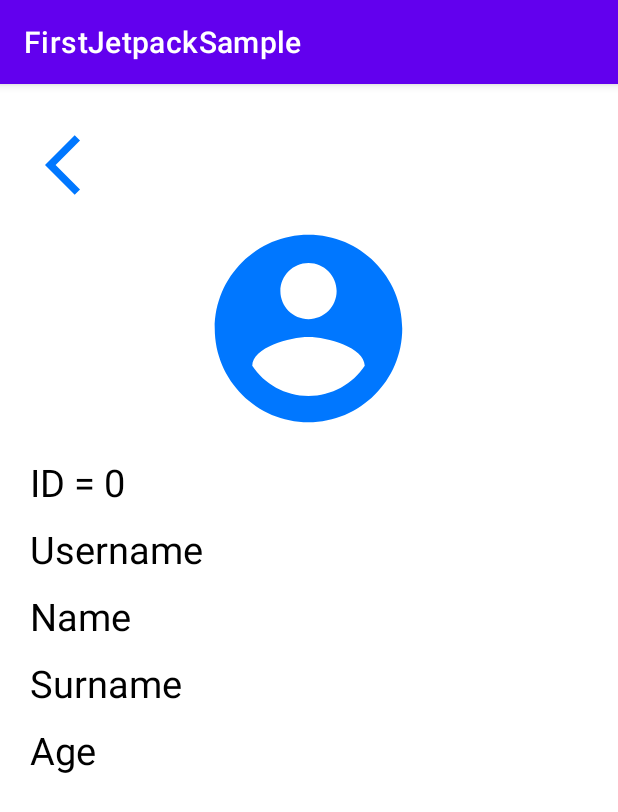
After one commit to Huseynbaba01/JetpackSample, an Android app: the fragment UserDetailFragment shown on its own in the app's theme, on a phone screen of 412 x 824 dp. The commit adds this screen. Shown: the top 812 px of the screen. Run offline under Robolectric (Android 15) with nearby library versions, the phone set to English and light mode, and no system bars.

Commit message:
[v1.0] UserDetails fragment added

```diff
--- a/app/src/main/java/com/thenexprojects/firstjetpacksample/ui/fragment/BaseFragment.kt
+++ b/app/src/main/java/com/thenexprojects/firstjetpacksample/ui/fragment/BaseFragment.kt
@@ -4,6 +4,6 @@ import androidx.fragment.app.Fragment
 import androidx.viewbinding.ViewBinding
 
 abstract class BaseFragment: Fragment() {
-    abstract val binding: ViewBinding
-    abstract fun setListeners()
+    protected abstract val binding: ViewBinding
+    protected abstract fun setListeners()
 }
--- /dev/null
+++ b/app/src/main/java/com/thenexprojects/firstjetpacksample/ui/fragment/UserDetailFragment.kt
@@ -0,0 +1,22 @@
+package com.thenexprojects.firstjetpacksample.ui.fragment
+
+import android.os.Bundle
+import android.view.LayoutInflater
+import android.view.View
+import android.view.ViewGroup
+import com.thenexprojects.firstjetpacksample.databinding.FragmentUserDetailBinding
+
+class UserDetailFragment() : BaseFragment() {
+    override lateinit var binding: FragmentUserDetailBinding
+    override fun setListeners() {
+
+    }
+    override fun onCreateView(
+        inflater: LayoutInflater, container: ViewGroup?,
+        savedInstanceState: Bundle?
+    ): View {
+        binding = FragmentUserDetailBinding.inflate(inflater, container, false)
+
+        return binding.root
+    }
+}
--- a/app/src/main/java/com/thenexprojects/firstjetpacksample/ui/fragment/UsersFragment.kt
+++ b/app/src/main/java/com/thenexprojects/firstjetpacksample/ui/fragment/UsersFragment.kt
@@ -62,7 +62,6 @@ class UsersFragment : BaseFragment(), UserClickListener, UserAdapterResultListen
                 }
                 show(this@UsersFragment.childFragmentManager, "dialog")
             }
-
         }
     }
 
--- /dev/null
+++ b/app/src/main/res/drawable/back_icon_skyblue.xml
@@ -0,0 +1,5 @@
+<vector android:height="48dp" android:tint="#0077FF"
+    android:viewportHeight="24" android:viewportWidth="24"
+    android:width="48dp" xmlns:android="http://schemas.android.com/apk/res/android">
+    <path android:fillColor="@android:color/white" android:pathData="M11.67,3.87L9.9,2.1 0,12l9.9,9.9 1.77,-1.77L3.54,12z"/>
+</vector>
--- /dev/null
+++ b/app/src/main/res/layout/fragment_user_detail.xml
@@ -0,0 +1,68 @@
+<?xml version="1.0" encoding="utf-8"?>
+<LinearLayout xmlns:android="http://schemas.android.com/apk/res/android"
+    xmlns:tools="http://schemas.android.com/tools"
+    android:layout_width="match_parent"
+    android:layout_height="match_parent"
+    android:padding="20dp"
+    android:orientation="vertical"
+    tools:context=".ui.fragment.UserDetailFragment">
+
+    <ImageView
+        android:id="@+id/back"
+        android:padding="10dp"
+        android:layout_width="wrap_content"
+        android:layout_height="wrap_content"
+        android:src="@drawable/back_icon_skyblue"
+        />
+
+    <ImageView
+        android:layout_width="150dp"
+        android:layout_height="150dp"
+        android:src="@drawable/user_icon_skyblue"
+        android:layout_gravity="center"
+        />
+
+    <TextView
+        android:layout_width="wrap_content"
+        android:layout_height="wrap_content"
+        android:textSize="25sp"
+        android:layout_marginTop="10dp"
+        android:textColor="@color/black"
+        android:text="ID = 0"
+        />
+    <TextView
+        android:layout_width="wrap_content"
+        android:layout_height="wrap_content"
+        android:textSize="25sp"
+        android:layout_marginTop="10dp"
+        android:textColor="@color/black"
+        android:text="@string/username"
+        />
+    <TextView
+        android:layout_width="wrap_content"
+        android:layout_height="wrap_content"
+        android:textSize="25sp"
+        android:layout_marginTop="10dp"
+        android:textColor="@color/black"
+        android:text="@string/name"
+        />
+    <TextView
+        android:layout_width="wrap_content"
+        android:layout_height="wrap_content"
+        android:textSize="25sp"
+        android:layout_marginTop="10dp"
+        android:textColor="@color/black"
+        android:text="@string/surname"
+        />
+    <TextView
+        android:layout_width="wrap_content"
+        android:layout_height="wrap_content"
+        android:textSize="25sp"
+        android:layout_marginTop="10dp"
+        android:textColor="@color/black"
+        android:text="@string/age"
+        />
+
+
+
+</LinearLayout>
```
